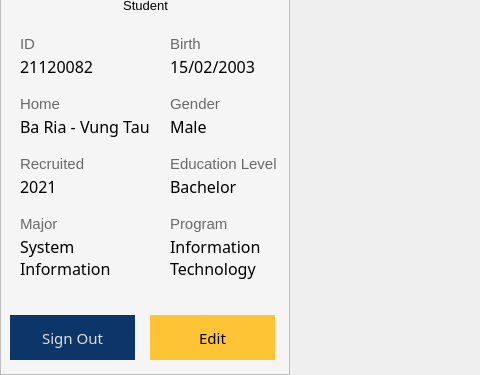
The window that hcmus-course-manager-system/mainwindow.ui (thatweirdbush/hcmus-course-management-system) describes before a commit, drawn with Qt 5; both pictures show x 0 to 480 and y 225 to 600 of the 900 by 600 pixel window.
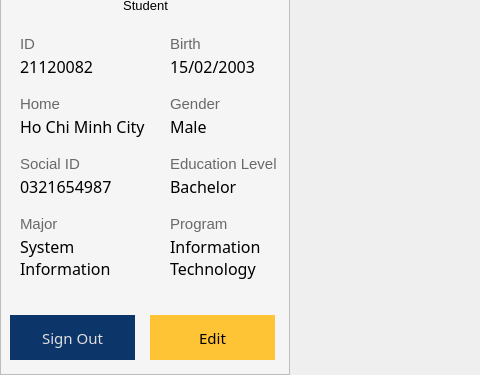
The same window after the commit. The open tabs and pages were chosen to show the change. Icons and pictures are not drawn.

```diff
--- a/hcmus-course-manager-system/mainwindow.ui
+++ b/hcmus-course-manager-system/mainwindow.ui
@@ -866,7 +866,7 @@
         <string notr="true">color: Black;</string>
        </property>
        <property name="text">
-        <string>Ba Ria - Vung Tau</string>
+        <string>Ho Chi Minh City</string>
        </property>
        <property name="alignment">
         <set>Qt::AlignLeading|Qt::AlignLeft|Qt::AlignTop</set>
@@ -988,7 +988,7 @@
         <string notr="true">color: Black;</string>
        </property>
        <property name="text">
-        <string>2021</string>
+        <string>0321654987</string>
        </property>
        <property name="alignment">
         <set>Qt::AlignLeading|Qt::AlignLeft|Qt::AlignTop</set>
@@ -1046,7 +1046,7 @@
         <string notr="true">color: DimGray;</string>
        </property>
        <property name="text">
-        <string>Recruited</string>
+        <string>Social ID</string>
        </property>
        <property name="alignment">
         <set>Qt::AlignLeading|Qt::AlignLeft|Qt::AlignTop</set>
```
Left out of the diff: 28 changed lines with no effect on the pictures.
